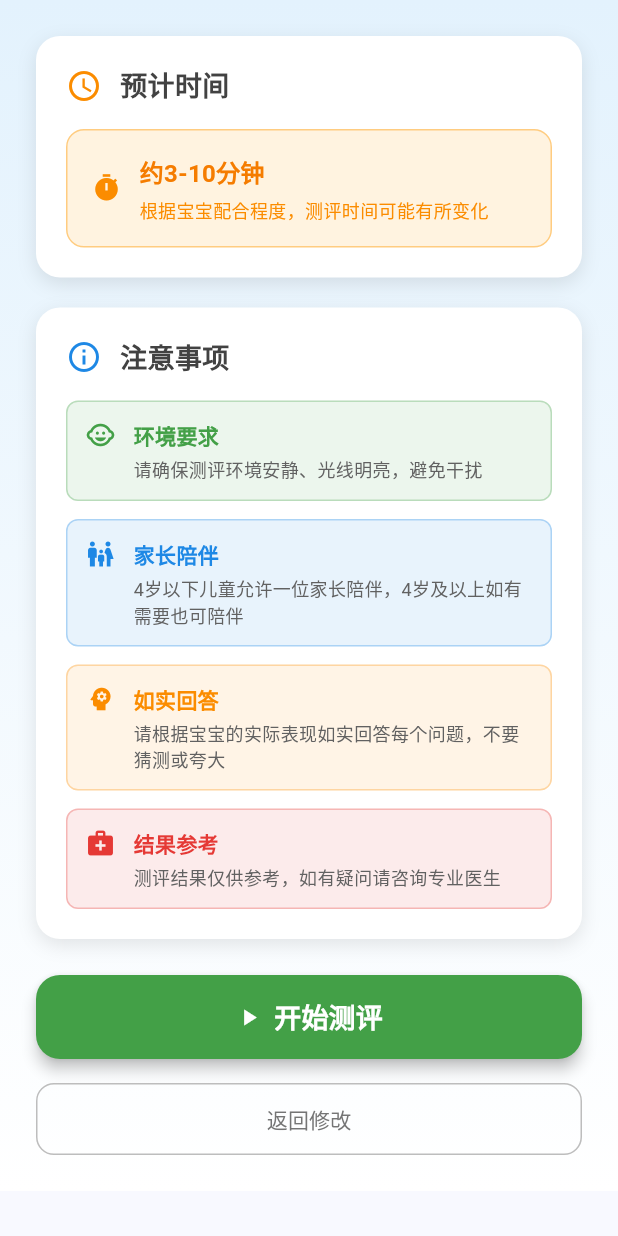
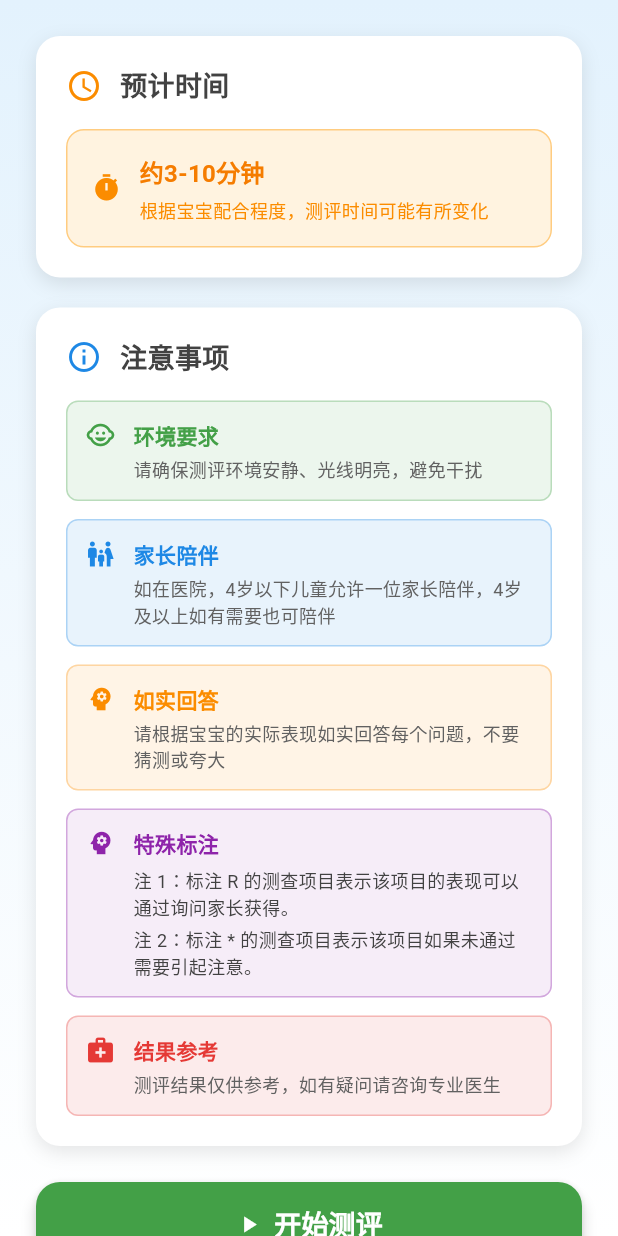
Before and after one commit to vonxq/baby-measure, a Flutter app: the AssessmentGuidePage screen opened directly with empty values, on a phone screen of 412 x 824 dp. Run offline on Flutter 3.47's test engine with Material 3 defaults, Android fonts, the phone set to English and light mode, and no system bars.

Commit message:
feat(assessment_guide): 特殊标注卡片分行显示注1/注2，并与其他卡片配色区分

```diff
--- a/child_development_assessment/lib/pages/assessment_guide_page.dart
+++ b/child_development_assessment/lib/pages/assessment_guide_page.dart
@@ -146,7 +146,7 @@ class AssessmentGuidePage extends StatelessWidget {
                       _buildNoticeItem(
                         icon: Icons.family_restroom,
                         title: '家长陪伴',
-                        content: '4岁以下儿童允许一位家长陪伴，4岁及以上如有需要也可陪伴',
+                        content: '如在医院，4岁以下儿童允许一位家长陪伴，4岁及以上如有需要也可陪伴',
                         color: Colors.blue[600]!,
                       ),
                       const SizedBox(height: 12),
@@ -155,6 +155,14 @@ class AssessmentGuidePage extends StatelessWidget {
                         title: '如实回答',
                         content: '请根据宝宝的实际表现如实回答每个问题，不要猜测或夸大',
                         color: Colors.orange[600]!,
+                      ),
+                      const SizedBox(height: 12),
+                      _buildSpecialNoteItem(
+                        icon: Icons.psychology,
+                        title: '特殊标注',
+                        line1: '注 1：标注 R 的测查项目表示该项目的表现可以通过询问家长获得。',
+                        line2: '注 2：标注 * 的测查项目表示该项目如果未通过需要引起注意。',
+                        color: Colors.purple[600]!,
                       ),
                       const SizedBox(height: 12),
                       _buildNoticeItem(
@@ -265,6 +273,55 @@ class AssessmentGuidePage extends StatelessWidget {
     );
   }
 
+  Widget _buildSpecialNoteItem({
+    required IconData icon,
+    required String title,
+    required String line1,
+    required String line2,
+    required Color color,
+  }) {
+    return Container(
+      padding: const EdgeInsets.all(12),
+      decoration: BoxDecoration(
+        color: color.withValues(alpha: 0.08),
+        borderRadius: BorderRadius.circular(8),
+        border: Border.all(color: color.withValues(alpha: 0.35)),
+      ),
+      child: Row(
+        crossAxisAlignment: CrossAxisAlignment.start,
+        children: [
+          Icon(icon, color: color, size: 20),
+          const SizedBox(width: 12),
+          Expanded(
+            child: Column(
+              crossAxisAlignment: CrossAxisAlignment.start,
+              children: [
+                Text(
+                  title,
+                  style: TextStyle(
+                    fontSize: 14,
+                    fontWeight: FontWeight.bold,
+                    color: color,
+                  ),
+                ),
+                const SizedBox(height: 6),
+                Text(
+                  line1,
+                  style: TextStyle(fontSize: 12, color: Colors.grey[800]),
+                ),
+                const SizedBox(height: 4),
+                Text(
+                  line2,
+                  style: TextStyle(fontSize: 12, color: Colors.grey[800]),
+                ),
+              ],
+            ),
+          ),
+        ],
+      ),
+    );
+  }
+
   void _startAssessment(BuildContext context) async {
     // 设置用户信息并开始测评
     await context.read<AssessmentProvider>().startDynamicAssessment(babyName, selectedAge.toDouble());
```
